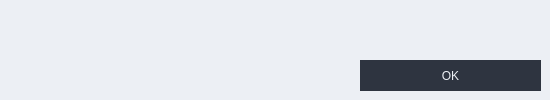
Old version of the form dialog.ui in the repository josharaedwards/CS1C-Project-1.
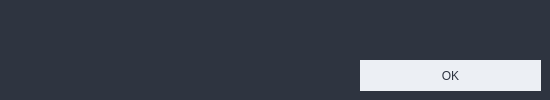
New version of the form.

```diff
--- a/dialog.ui
+++ b/dialog.ui
@@ -26,7 +26,9 @@
    <string>Form</string>
   </property>
   <property name="styleSheet">
-   <string notr="true">background-color: rgb(236, 239, 244);</string>
+   <string notr="true">background-color: rgb(46, 52, 64);
+color: rgb(236, 239, 244);
+font: 87 12pt &quot;Segoe UI Black&quot;;</string>
   </property>
   <widget class="QLabel" name="dialogText">
    <property name="geometry">
@@ -59,9 +61,8 @@
    <property name="styleSheet">
     <string notr="true">QPushButton {
 	border:none;
-	font: 75 12pt &quot;Consolas&quot;;
-	background-color: rgb(46, 52, 64);
-	color: rgb(236, 239, 244);
+	background-color: rgb(236, 239, 244);
+	color: rgb(46, 52, 64);
 }
 
 QPushButton:hover {
```
Left out of the diff: 9 changed lines with no effect on the pictures.
